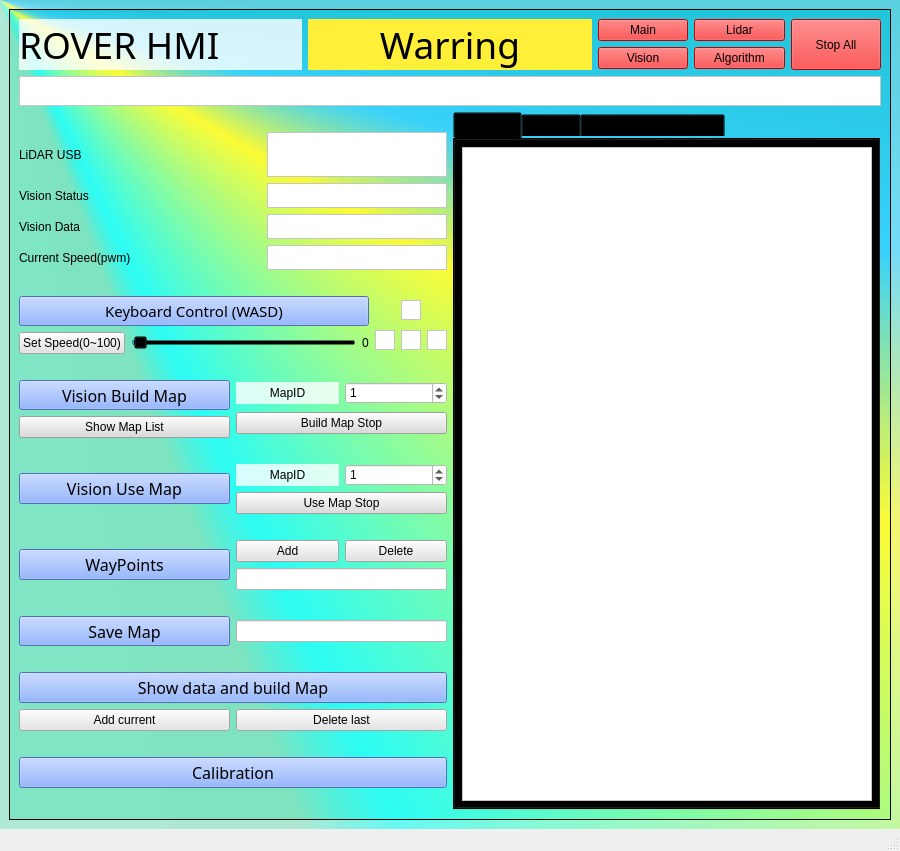
Old version of the form gui/rover_v3.ui in the repository goldmode321/ROVER_Clement_Billy_2019.
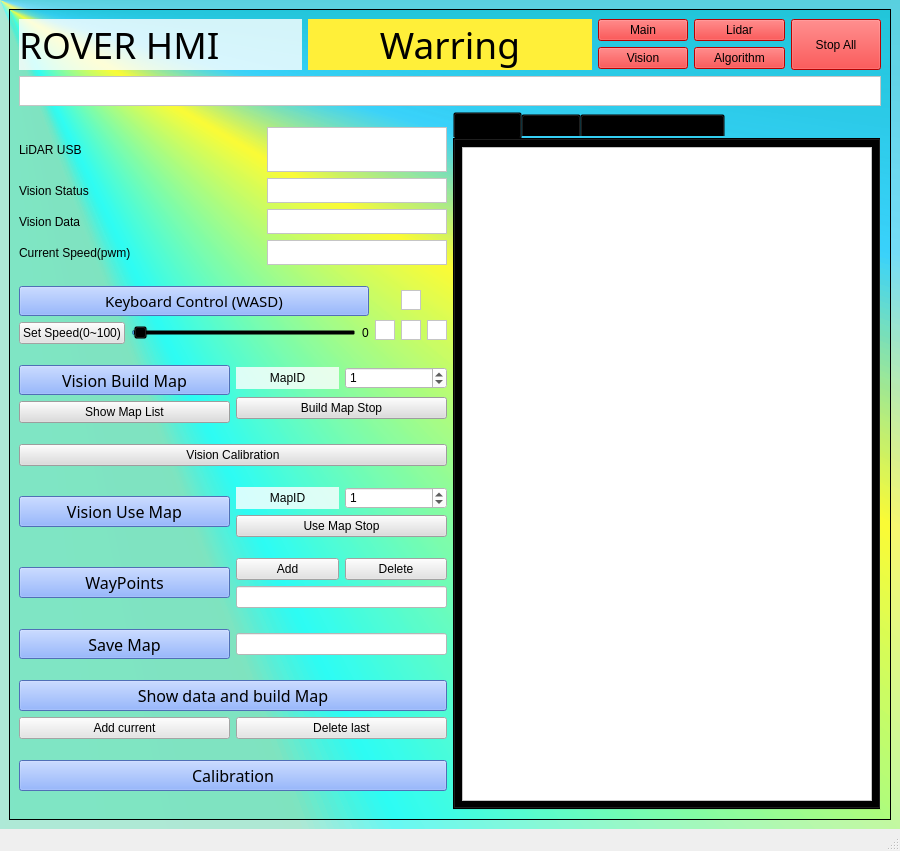
New version of the form. Custom widgets are drawn as their Qt base class.

Commit message: Rename, vision calibration btn

Diff of the .ui file:
```diff
--- a/gui/rover_v3.ui
+++ b/gui/rover_v3.ui
@@ -589,6 +589,16 @@
               </item>
              </layout>
             </item>
+            <item>
+             <widget class="QPushButton" name="pushButton_2">
+              <property name="styleSheet">
+               <string notr="true">background-color: rgb(220, 220, 220);</string>
+              </property>
+              <property name="text">
+               <string>Vision Calibration</string>
+              </property>
+             </widget>
+            </item>
             <item>
              <layout class="QHBoxLayout" name="VisionUseMap">
               <item>
```
The commit also changes 3 other files.
